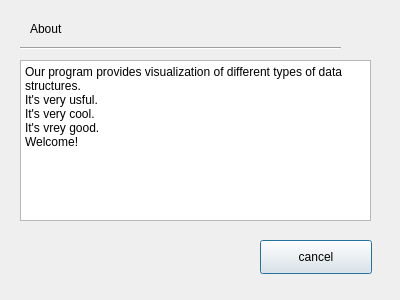
Before: the Qt Designer form DSVis/WINDOW/about.ui in Dreamerryao/CPlusPlus-Project, drawn with Qt 5.
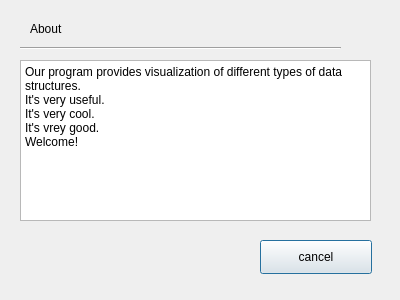
After: the same form once the commit is applied.

```diff
--- a/DSVis/WINDOW/about.ui
+++ b/DSVis/WINDOW/about.ui
@@ -67,7 +67,7 @@
 p, li { white-space: pre-wrap; }
 &lt;/style&gt;&lt;/head&gt;&lt;body style=&quot; font-family:'SimSun'; font-size:9pt; font-weight:400; font-style:normal;&quot;&gt;
 &lt;p style=&quot; margin-top:0px; margin-bottom:0px; margin-left:0px; margin-right:0px; -qt-block-indent:0; text-indent:0px;&quot;&gt;&lt;span style=&quot; font-family:'SimSun';&quot;&gt;Our program provides visualization of different types of data structures. &lt;/span&gt;&lt;/p&gt;
-&lt;p style=&quot; margin-top:0px; margin-bottom:0px; margin-left:0px; margin-right:0px; -qt-block-indent:0; text-indent:0px;&quot;&gt;&lt;span style=&quot; font-family:'SimSun';&quot;&gt;It's very usful. &lt;/span&gt;&lt;/p&gt;
+&lt;p style=&quot; margin-top:0px; margin-bottom:0px; margin-left:0px; margin-right:0px; -qt-block-indent:0; text-indent:0px;&quot;&gt;&lt;span style=&quot; font-family:'SimSun';&quot;&gt;It's very useful. &lt;/span&gt;&lt;/p&gt;
 &lt;p style=&quot; margin-top:0px; margin-bottom:0px; margin-left:0px; margin-right:0px; -qt-block-indent:0; text-indent:0px;&quot;&gt;&lt;span style=&quot; font-family:'SimSun';&quot;&gt;It's very cool. &lt;/span&gt;&lt;/p&gt;
 &lt;p style=&quot; margin-top:0px; margin-bottom:0px; margin-left:0px; margin-right:0px; -qt-block-indent:0; text-indent:0px;&quot;&gt;&lt;span style=&quot; font-family:'SimSun';&quot;&gt;It's vrey good. &lt;/span&gt;&lt;/p&gt;
 &lt;p style=&quot; margin-top:0px; margin-bottom:0px; margin-left:0px; margin-right:0px; -qt-block-indent:0; text-indent:0px;&quot;&gt;&lt;span style=&quot; font-family:'SimSun';&quot;&gt;Welcome!&lt;/span&gt;&lt;/p&gt;&lt;/body&gt;&lt;/html&gt;</string>
```
